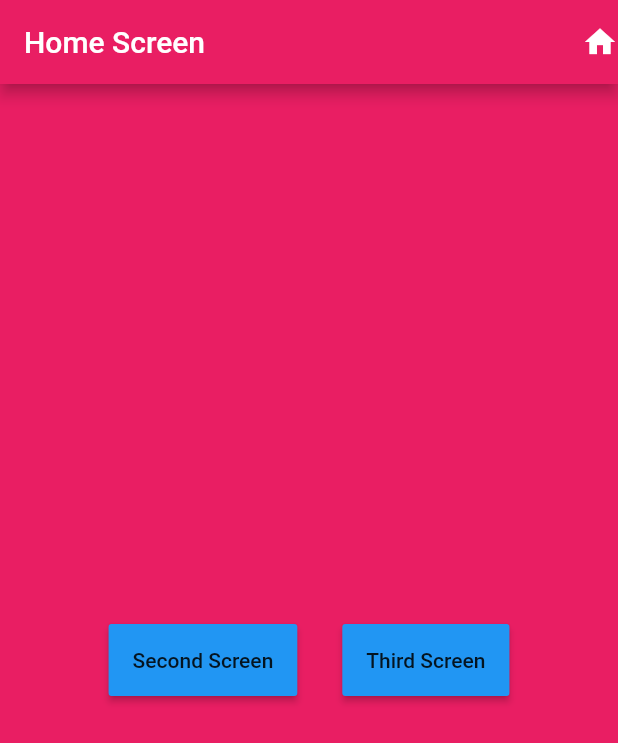
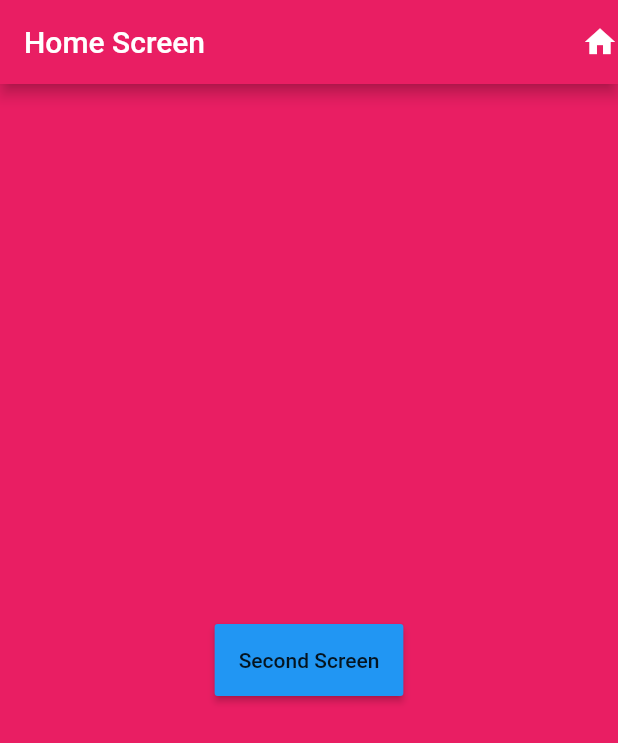
Before and after one commit to girishrajani/flutter_navigation, a Flutter app: the screen it shows after launch, on a phone screen of 412 x 824 dp. Shown: the top 743 px of the screen. Run offline on Flutter 3.47's test engine with Material 2 defaults, Android fonts, the phone set to English and light mode, and no system bars.

Commit message:
Change made to Home Screen

```diff
--- a/lib/main.dart
+++ b/lib/main.dart
@@ -21,17 +21,6 @@ class HomeScreen extends StatelessWidget {
                   onPressed: () {},
                   color: Colors.blue,
                 ),
-                SizedBox(
-                  width: 30,
-                ),
-                RaisedButton(
-                  onPressed: () {},
-                  padding: EdgeInsets.all(16.0),
-                  color: Colors.blue,
-                  child: Text(
-                    'Third Screen',
-                  ),
-                ),
               ],
             ),
           ),
```
